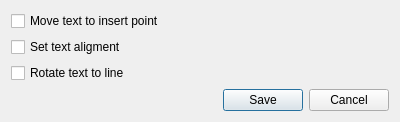
The window that textdialog.ui (Kuszki/EW-Database) describes before a commit, drawn with Qt 5.
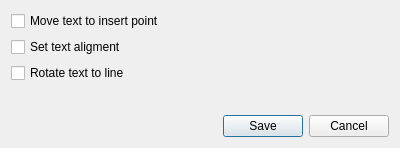
The same window after the commit. Icons and pictures are not drawn.

Diff of the .ui file:
```diff
--- a/textdialog.ui
+++ b/textdialog.ui
@@ -7,7 +7,7 @@
     <x>0</x>
     <y>0</y>
     <width>400</width>
-    <height>120</height>
+    <height>148</height>
    </rect>
   </property>
   <property name="windowTitle">
```
Left out of the diff: 3 changed lines with no effect on the pictures.
